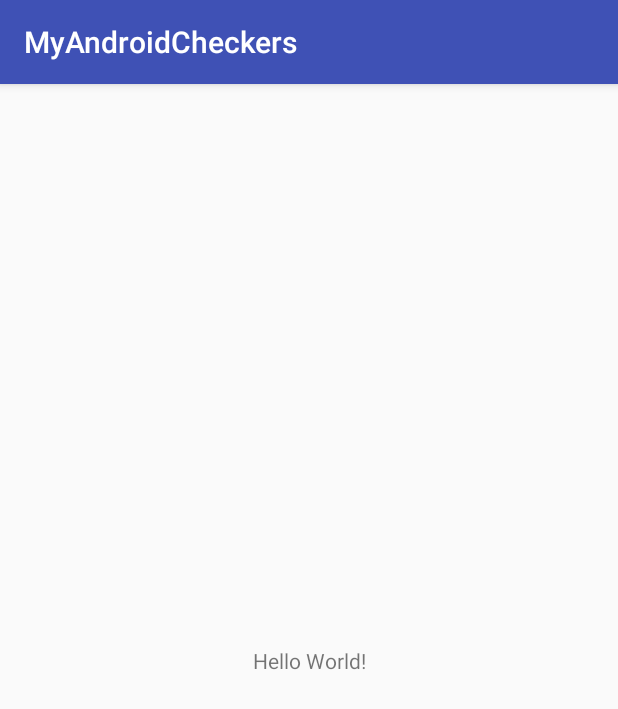
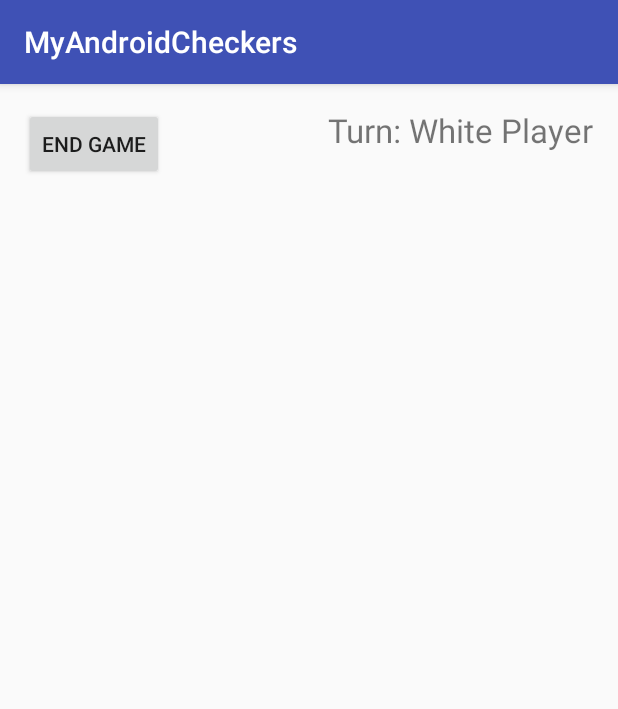
Before and after one commit to simpletico/myAndroidCheckers, an Android app: the screen it shows after launch (MainActivity), on a phone screen of 412 x 824 dp. Shown: the top 709 px of the screen. Run offline under Robolectric (Android 15) with nearby library versions, the phone set to English and light mode, and no system bars.

Commit message:
Preparing the main activity to change its view type...

```diff
--- a/app/build.gradle
+++ b/app/build.gradle
@@ -4,7 +4,7 @@ android {
     compileSdkVersion 27
     defaultConfig {
         applicationId "com.juajim.android.myandroidcheckers"
-        minSdkVersion 15
+        minSdkVersion 24
         targetSdkVersion 27
         versionCode 1
         versionName "1.0"
--- a/app/src/main/java/com/juajim/android/myandroidcheckers/MainActivity.java
+++ b/app/src/main/java/com/juajim/android/myandroidcheckers/MainActivity.java
@@ -1,9 +1,9 @@
 package com.juajim.android.myandroidcheckers;
 
+import android.os.Bundle;
 import android.support.v7.app.AppCompatActivity;
-import android.os.Bundle;
 
-public class MainActivity extends AppCompatActivity {
+public class MainActivity extends AppCompatActivity implements CheckersFramework.View {
 
     @Override
     protected void onCreate(Bundle savedInstanceState) {
--- a/app/src/main/res/layout/activity_main.xml
+++ b/app/src/main/res/layout/activity_main.xml
@@ -1,18 +1,46 @@
 <?xml version="1.0" encoding="utf-8"?>
-<android.support.constraint.ConstraintLayout xmlns:android="http://schemas.android.com/apk/res/android"
-    xmlns:app="http://schemas.android.com/apk/res-auto"
+<RelativeLayout xmlns:android="http://schemas.android.com/apk/res/android"
     xmlns:tools="http://schemas.android.com/tools"
     android:layout_width="match_parent"
     android:layout_height="match_parent"
+    android:paddingBottom="@dimen/activity_vertical_margin"
+    android:paddingLeft="@dimen/activity_horizontal_margin"
+    android:paddingRight="@dimen/activity_horizontal_margin"
+    android:paddingTop="@dimen/activity_vertical_margin"
     tools:context=".MainActivity">
+    <Button
+        android:layout_width="wrap_content"
+        android:layout_height="wrap_content"
+        android:text="End Game"
+        android:id="@+id/endGameBtn"
+        android:layout_alignParentTop="true"
+        android:layout_alignParentLeft="true"
+        android:layout_alignParentStart="true"
+        android:clickable="false"
+        android:onClick="finish"
+        android:nestedScrollingEnabled="false" />
+
+    <GridView
+        android:layout_width="wrap_content"
+        android:layout_height="wrap_content"
+        android:id="@+id/gridViewGame"
+        android:layout_below="@+id/endGameBtn"
+        android:layout_alignParentLeft="true"
+        android:layout_alignParentStart="true"
+        android:numColumns="10"
+        android:stretchMode="spacingWidthUniform"
+        android:horizontalSpacing="0dp"
+        android:verticalSpacing="0dp"
+        android:columnWidth="35dp" />
 
     <TextView
         android:layout_width="wrap_content"
         android:layout_height="wrap_content"
-        android:text="Hello World!"
-        app:layout_constraintBottom_toBottomOf="parent"
-        app:layout_constraintLeft_toLeftOf="parent"
-        app:layout_constraintRight_toRightOf="parent"
-        app:layout_constraintTop_toTopOf="parent" />
+        android:text="Turn: White Player"
+        android:id="@+id/textViewTurn"
+        android:layout_alignParentTop="true"
+        android:layout_alignParentRight="true"
+        android:layout_alignParentEnd="true"
+        android:textSize="@dimen/abc_text_size_large_material" />
 
-</android.support.constraint.ConstraintLayout>
+</RelativeLayout>
--- /dev/null
+++ b/app/src/main/res/values/dimens.xml
@@ -0,0 +1,5 @@
+<?xml version="1.0" encoding="utf-8"?>
+<resources>
+    <dimen name="activity_horizontal_margin">16dp</dimen>
+    <dimen name="activity_vertical_margin">16dp</dimen>
+</resources>
```
Also changed, not shown: 2 other files.
